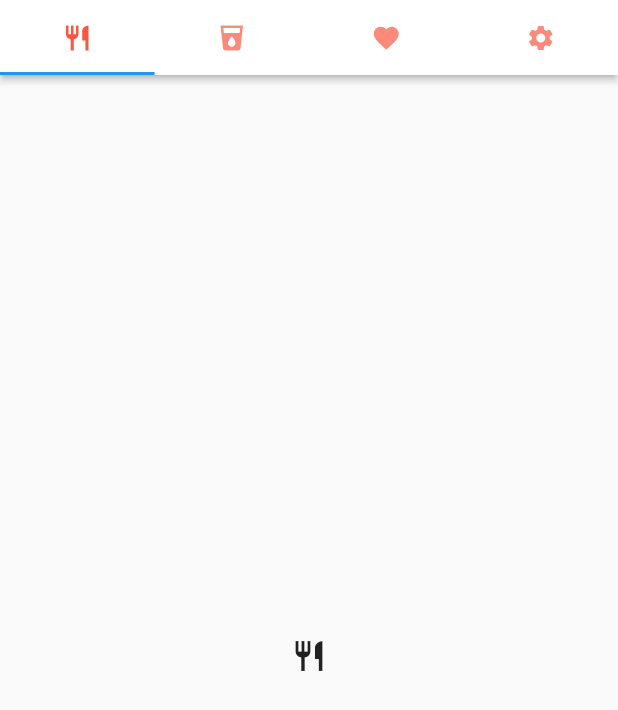
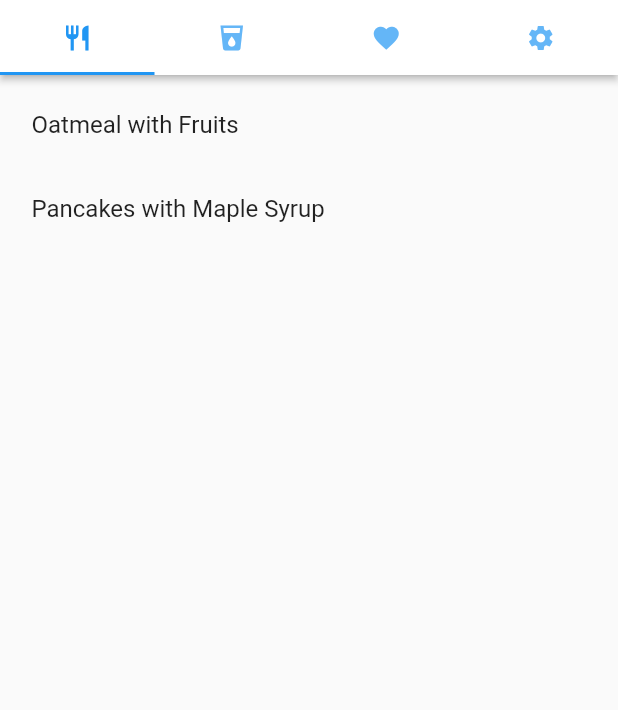
Before and after one commit to alexbelij/recipe_app-1, a Flutter app: the HomeScreen screen opened directly, on a phone screen of 412 x 824 dp. Shown: the top 710 px of the screen. Run offline on Flutter 3.47's test engine with Material 2 defaults, Android fonts, the light colour scheme and no system bars; missing offline and left inert: duration.

Commit message:
added list implementation

```diff
--- a/lib/model/recipe.dart
+++ b/lib/model/recipe.dart
@@ -1,4 +1,4 @@
-import 'package: duration/duration.dart';
+import 'package:duration/duration.dart';
 
 enum RecipeType{
 	food,
@@ -15,7 +15,7 @@ class Recipe{
 	final String imageURL;
 
 	const Recipe({
-	  this.id;
+	  this.id,
 	  this.type,
 	  this.name,
 	  this.duration,
--- a/lib/screens/home.dart
+++ b/lib/screens/home.dart
@@ -1,21 +1,65 @@
 import 'package:flutter/material.dart';
 
-class HomeScreen extends StatelessWidget {
+import 'package:recipe_app/model/recipe.dart';
+import 'package:recipe_app/utils/store.dart';
+
+class HomeScreen extends StatefulWidget {
+  @override
+  State<StatefulWidget> createState() => new HomeScreenState();
+}
+
+class HomeScreenState extends State<HomeScreen> {
+  // New member of the class:
+  List<Recipe> recipes = getRecipes();
+  List<String> userFavorites = getFavoritesIDs();
+
+  // New method:
+  // Inactive widgets are going to call this method to
+  // signalize the parent widget HomeScreen to refresh the list view.
+  void _handleFavoritesListChanged(String recipeID) {
+    // Set new state and refresh the widget:
+    setState(() {
+      if (userFavorites.contains(recipeID)) {
+        userFavorites.remove(recipeID);
+      } else {
+        userFavorites.add(recipeID);
+      }
+    });
+  }
+
   @override
   Widget build(BuildContext context) {
-    double _iconSize = 20.0;
+    // New method:
+    Column _buildRecipes(List<Recipe> recipesList) {
+      return Column(
+        children: <Widget>[
+          Expanded(
+            child: ListView.builder(
+              itemCount: recipesList.length,
+              itemBuilder: (BuildContext context, int index) {
+                return ListTile(
+                  title: Text(recipesList[index].name),
+                );
+              },
+            ),
+          ),
+        ],
+      );
+    }
+
+    const double _iconSize = 20.0;
 
     return DefaultTabController(
       length: 4,
       child: Scaffold(
         appBar: PreferredSize(
           // We set Size equal to passed height (50.0) and infinite width:
-          preferredSize: Size.fromHeight(50.0), // New code
+          preferredSize: Size.fromHeight(50.0),
           child: AppBar(
             backgroundColor: Colors.white,
             elevation: 2.0,
             bottom: TabBar(
-              labelColor: const Color(0xFFf95741),
+              labelColor: Theme.of(context).indicatorColor,
               tabs: [
                 Tab(icon: Icon(Icons.restaurant, size: _iconSize)),
                 Tab(icon: Icon(Icons.local_drink, size: _iconSize)),
@@ -28,11 +72,20 @@ class HomeScreen extends StatelessWidget {
         body: Padding(
           padding: EdgeInsets.all(5.0),
           child: TabBarView(
-            // Placeholders for content of the tabs:
+            // Replace placeholders:
             children: [
-              Center(child: Icon(Icons.restaurant)),
-              Center(child: Icon(Icons.local_drink)),
-              Center(child: Icon(Icons.favorite)),
+              // Display recipes of type food:
+              _buildRecipes(recipes
+                  .where((recipe) => recipe.type == RecipeType.food)
+                  .toList()),
+              // Display recipes of type drink:
+              _buildRecipes(recipes
+                  .where((recipe) => recipe.type == RecipeType.drink)
+                  .toList()),
+              // Display favorite recipes:
+              _buildRecipes(recipes
+                  .where((recipe) => userFavorites.contains(recipe.id))
+                  .toList()),
               Center(child: Icon(Icons.settings)),
             ],
           ),
--- /dev/null
+++ b/lib/screens/home1.dart
@@ -0,0 +1,43 @@
+import 'package:flutter/material.dart';
+
+class HomeScreen extends StatelessWidget {
+  @override
+  Widget build(BuildContext context) {
+    double _iconSize = 20.0;
+
+    return DefaultTabController(
+      length: 4,
+      child: Scaffold(
+        appBar: PreferredSize(
+          // We set Size equal to passed height (50.0) and infinite width:
+          preferredSize: Size.fromHeight(50.0), // New code
+          child: AppBar(
+            backgroundColor: Colors.white,
+            elevation: 2.0,
+            bottom: TabBar(
+              labelColor: const Color(0xFFf95741),
+              tabs: [
+                Tab(icon: Icon(Icons.restaurant, size: _iconSize)),
+                Tab(icon: Icon(Icons.local_drink, size: _iconSize)),
+                Tab(icon: Icon(Icons.favorite, size: _iconSize)),
+                Tab(icon: Icon(Icons.settings, size: _iconSize)),
+              ],
+            ),
+          ),
+        ),
+        body: Padding(
+          padding: EdgeInsets.all(5.0),
+          child: TabBarView(
+            // Placeholders for content of the tabs:
+            children: [
+              Center(child: Icon(Icons.restaurant)),
+              Center(child: Icon(Icons.local_drink)),
+              Center(child: Icon(Icons.favorite)),
+              Center(child: Icon(Icons.settings)),
+            ],
+          ),
+        ),
+      ),
+    );
+  }
+}
--- /dev/null
+++ b/lib/utils/store.dart
@@ -0,0 +1,93 @@
+import 'package:recipe_app/model/recipe.dart';
+
+List<Recipe> getRecipes() {
+  return [
+    Recipe(
+      id: '0',
+      type: RecipeType.food,
+      name: 'Oatmeal with Fruits',
+      duration: Duration(minutes: 15),
+      ingredients: [
+        '100g of oats',
+        '100ml of milk',
+        'Fruits of your choice',
+        'Honey',
+        'Cinnamon',
+      ],
+      preparation: [
+        'Step 1',
+        'Step 2',
+        'Step 3',
+      ],
+      imageURL:
+          'https://images.unsplash.com/photo-1517673400267-0251440c45dc?ixlib=rb-0.3.5&ixid=eyJhcHBfaWQiOjEyMDd9&s=f197f4922b3f26ed3f4e3e66a113b67b&auto=format&fit=crop&w=1050&q=80',
+    ),
+    Recipe(
+      id: '1',
+      type: RecipeType.food,
+      name: 'Pancakes with Maple Syrup',
+      duration: Duration(minutes: 20),
+      ingredients: [
+        '2 eggs',
+        '100ml of milk',
+        '50g of flour',
+        '10g of butter',
+        'Baking powder',
+        'Maple syrup',
+      ],
+      preparation: [
+        'Step 1',
+        'Step 2',
+        'Step 3',
+      ],
+      imageURL:
+          'https://images.unsplash.com/photo-1517741991040-91338b176129?ixlib=rb-0.3.5&ixid=eyJhcHBfaWQiOjEyMDd9&s=f65c4032c1b3131f829d464fb979f5e8&auto=format&fit=crop&w=675&q=80',
+    ),
+    Recipe(
+      id: '2',
+      type: RecipeType.drink,
+      name: 'Strawberry Juice',
+      duration: Duration(minutes: 10),
+      ingredients: [
+        '100g of strawberries',
+        '500ml of water',
+        '2 teaspoons of sugar',
+        'Juice of half a lemon',
+      ],
+      preparation: [
+        'Step 1',
+        'Step 2',
+        'Step 3',
+      ],
+      imageURL:
+          'https://images.unsplash.com/photo-1506802913710-40e2e66339c9?ixlib=rb-0.3.5&ixid=eyJhcHBfaWQiOjEyMDd9&s=c8ffc5bbb3719b5a46ee703acb0a0ac5&auto=format&fit=crop&w=634&q=80',
+    ),
+    Recipe(
+      id: '3',
+      type: RecipeType.drink,
+      name: 'Blueberry Smoothie',
+      duration: Duration(minutes: 10),
+      ingredients: [
+        '100g of fresh blueberries',
+        '200g of plain yoghurt',
+        '100g of milk',
+        '1 banana',
+      ],
+      preparation: [
+        'Step 1',
+        'Step 2',
+        'Step 3',
+      ],
+      imageURL:
+          'https://images.unsplash.com/photo-1532301791573-4e6ce86a085f?ixlib=rb-0.3.5&ixid=eyJhcHBfaWQiOjEyMDd9&s=c0d9fe8ce9033db3a46ddf00bba92240&auto=format&fit=crop&w=1050&q=80',
+    ),
+  ];
+}
+
+List<String> getFavoritesIDs() {
+  return [
+    '0',
+    '2',
+    '3',
+  ];
+}
--- a/pubspec.yaml
+++ b/pubspec.yaml
@@ -23,6 +23,7 @@ dependencies:
   # The following adds the Cupertino Icons font to your application.
   # Use with the CupertinoIcons class for iOS style icons.
   cupertino_icons: ^0.1.2
+  duration: ^2.0.4
 
 dev_dependencies:
   flutter_test:
```
Also changed, not shown: pubspec.lock.
